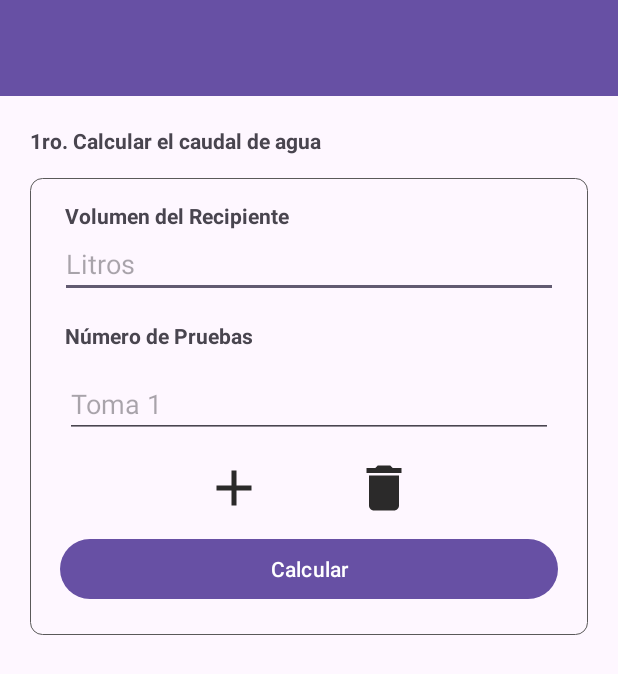
After one commit to alancarlossilvestre/aplicacion_ministerio_de_vivienda_pasco, an Android app: the AutocompensanteActivity screen opened directly, with no data from a screen before it, on a phone screen of 412 x 824 dp. The commit adds this screen. Shown: the top 674 px of the screen. Run offline under Robolectric (Android 15) with nearby library versions, the phone set to English and light mode, and no system bars.

Commit message:
interfaz de calculo de caudal termiando

```diff
--- /dev/null
+++ b/app/src/main/java/com/example/mv4/AutocompensanteActivity.kt
@@ -0,0 +1,41 @@
+package com.example.mv4
+
+import androidx.appcompat.app.AppCompatActivity
+import android.os.Bundle
+import android.view.View
+import android.widget.Button
+import android.widget.EditText
+import android.widget.ImageButton
+import android.widget.LinearLayout
+import androidx.appcompat.widget.AppCompatImageButton
+import androidx.appcompat.widget.AppCompatImageView
+import com.example.mv4.caudalautocompensante.InputManager
+
+
+class AutocompensanteActivity : AppCompatActivity() {
+    private lateinit var container: LinearLayout
+    private lateinit var addButton: AppCompatImageView
+    private lateinit var inputManager: InputManager
+    private lateinit var deletButton: AppCompatImageView
+
+
+    override fun onCreate(savedInstanceState: Bundle?) {
+        super.onCreate(savedInstanceState)
+        setContentView(R.layout.activity_autocompensante)
+        supportActionBar?.setDisplayHomeAsUpEnabled(true)
+
+        container = findViewById(R.id.textInputContainer)
+        addButton = findViewById(R.id.add)
+        deletButton = findViewById(R.id.quitar)
+
+        inputManager = InputManager(container)
+
+        addButton.setOnClickListener {
+            inputManager.addNewInput()
+        }
+        deletButton.setOnClickListener {
+            inputManager.deleteLastInput()
+        }
+    }
+
+}
--- a/app/src/main/java/com/example/mv4/UI/desinfeccion.kt
+++ b/app/src/main/java/com/example/mv4/UI/desinfeccion.kt
@@ -38,25 +38,28 @@ class desinfeccion : Fragment() {
             val intent = Intent(vista.context, base_cap_cmrp_rr::class.java)
             intent.putExtra("titulo_toolbar", "Captación")
             startActivity(intent)
+            activity?.overridePendingTransition(R.anim.slide_in_right, R.anim.slide_in_right)
 
         }
         botonCamRomPre?.setOnClickListener {
             val intent = Intent(vista.context, base_cap_cmrp_rr::class.java)
             intent.putExtra("titulo_toolbar", "Cámara Rompe Presión")
             startActivity(intent)
+            activity?.overridePendingTransition(R.anim.slide_in_right, R.anim.slide_in_right)
 
         }
         botonReserRect?.setOnClickListener {
             val intent = Intent(vista.context, base_cap_cmrp_rr::class.java)
             intent.putExtra("titulo_toolbar", "Reservorio Rectángular")
             startActivity(intent)
-
+            activity?.overridePendingTransition(R.anim.slide_in_right, R.anim.slide_in_right)
         }
 
         botonReserCirc?.setOnClickListener {
             val intent = Intent(vista.context, base_t_rc::class.java)
             intent.putExtra("titulo_toolbar", "Reservorio Circular")
             startActivity(intent)
+            activity?.overridePendingTransition(R.anim.slide_in_right, R.anim.slide_in_right)
 
         }
 
@@ -64,6 +67,7 @@ class desinfeccion : Fragment() {
             val intent = Intent(vista.context,base_t_rc::class.java)
             intent.putExtra("titulo_toolbar", "Tuberías")
             startActivity(intent)
+            activity?.overridePendingTransition(R.anim.slide_in_right, R.anim.slide_in_right)
         }
 
         return vista
--- a/app/src/main/java/com/example/mv4/bases/base_cap_cmrp_rr.kt
+++ b/app/src/main/java/com/example/mv4/bases/base_cap_cmrp_rr.kt
@@ -35,6 +35,8 @@ class base_cap_cmrp_rr : AppCompatActivity() {
         val mostrarResultadoVol = findViewById<TextView>(R.id.resultadoVolumen_cap_cmrp_rr)
         val buttoncalc = findViewById<Button>(R.id.buttonCalcReserRectan)
         val mostrarPesoCloro = findViewById<TextView>(R.id.resultadoPesoCloro)
+        //animacion
+
 
         buttoncalc.setOnClickListener {
             if (alturain.text.isNullOrEmpty() || anchoin.text.isNullOrEmpty() || largoin.text.isNullOrEmpty()) {
--- /dev/null
+++ b/app/src/main/res/drawable/baseline_add_24.xml
@@ -0,0 +1,5 @@
+<vector android:height="24dp" android:tint="#2B2A2A"
+    android:viewportHeight="24" android:viewportWidth="24"
+    android:width="24dp" xmlns:android="http://schemas.android.com/apk/res/android">
+    <path android:fillColor="@android:color/white" android:pathData="M19,13h-6v6h-2v-6H5v-2h6V5h2v6h6v2z"/>
+</vector>
--- /dev/null
+++ b/app/src/main/res/drawable/baseline_delete_24.xml
@@ -0,0 +1,5 @@
+<vector android:height="24dp" android:tint="#2B2A2A"
+    android:viewportHeight="24" android:viewportWidth="24"
+    android:width="24dp" xmlns:android="http://schemas.android.com/apk/res/android">
+    <path android:fillColor="@android:color/white" android:pathData="M6,19c0,1.1 0.9,2 2,2h8c1.1,0 2,-0.9 2,-2V7H6v12zM19,4h-3.5l-1,-1h-5l-1,1H5v2h14V4z"/>
+</vector>
--- /dev/null
+++ b/app/src/main/res/layout/activity_autocompensante.xml
@@ -0,0 +1,114 @@
+<?xml version="1.0" encoding="utf-8"?>
+<LinearLayout xmlns:android="http://schemas.android.com/apk/res/android"
+    xmlns:app="http://schemas.android.com/apk/res-auto"
+    xmlns:tools="http://schemas.android.com/tools"
+    android:layout_width="match_parent"
+    android:layout_height="match_parent"
+    android:orientation="vertical"
+    tools:context=".AutocompensanteActivity">
+
+    <androidx.appcompat.widget.Toolbar
+        android:layout_width="match_parent"
+        android:layout_height="?attr/actionBarSize"
+        android:id="@+id/toolbar"
+        android:background="?attr/colorPrimary"
+        android:title="@string/app_name"
+        />
+    <LinearLayout
+        android:layout_width="match_parent"
+        android:layout_height="match_parent"
+        android:padding="20dp"
+        android:orientation="vertical"
+        >
+    <TextView
+        android:layout_width="wrap_content"
+        android:layout_height="wrap_content"
+        android:text="1ro. Calcular el caudal de agua"
+        android:textStyle="bold"
+        />
+    <LinearLayout
+        android:layout_marginTop="15dp"
+        android:layout_width="match_parent"
+        android:layout_height="wrap_content"
+        android:orientation="vertical"
+        android:padding="10dp"
+        android:background="@drawable/border"
+        >
+
+        <TextView
+            android:layout_width="match_parent"
+            android:layout_height="match_parent"
+            android:text="Volumen del Recipiente"
+            android:layout_marginLeft="13dp"
+            android:layout_marginTop="5dp"
+            android:textStyle="bold"
+            />
+
+
+        <com.google.android.material.textfield.TextInputEditText
+            android:id="@+id/inputVolRecipCaudalAutocom"
+            android:layout_width="match_parent"
+            android:layout_height="wrap_content"
+            android:layout_marginLeft="10dp"
+            android:layout_marginRight="10dp"
+            android:layout_marginBottom="15dp"
+            android:inputType="numberDecimal"
+            android:hint="Litros" />
+
+        <TextView
+            android:layout_width="match_parent"
+            android:layout_height="match_parent"
+            android:text="Número de Pruebas"
+            android:textStyle="bold"
+            android:layout_marginLeft="13dp"
+            />
+
+        <LinearLayout
+            android:id="@+id/textInputContainer"
+            android:layout_width="match_parent"
+            android:layout_height="match_parent"
+            android:orientation="vertical"
+            android:padding="13dp"
+            >
+            <com.google.android.material.textfield.TextInputEditText
+                android:id="@+id/inputEditText"
+                android:layout_width="match_parent"
+                android:layout_height="wrap_content"
+                android:layout_weight="1"
+                android:hint="Toma 1"
+                android:inputType="number"
+                />
+
+        </LinearLayout>
+        <LinearLayout
+            android:layout_width="match_parent"
+            android:layout_height="match_parent"
+            android:gravity="center"
+            >
+        <ImageView
+            android:id="@+id/add"
+            android:layout_width="40dp"
+            android:layout_height="40dp"
+            android:src="@drawable/baseline_add_24"
+            android:layout_marginRight="30dp"
+            />
+        <ImageView
+            android:id="@+id/quitar"
+            android:layout_width="40dp"
+            android:layout_height="40dp"
+            android:src="@drawable/baseline_delete_24"
+            android:layout_marginLeft="30dp"
+            />
+        </LinearLayout>
+        <Button
+            android:id="@+id/buttonCalcTuberias"
+            android:layout_width="match_parent"
+            android:layout_height="wrap_content"
+            android:layout_margin="10dp"
+            android:text="Calcular" />
+
+    </LinearLayout>
+    </LinearLayout>
+
+
+</LinearLayout>
--- a/gradle.properties
+++ b/gradle.properties
@@ -15,6 +15,7 @@ org.gradle.jvmargs=-Xmx2048m -Dfile.encoding=UTF-8
 # Android operating system, and which are packaged with your app's APK
 # https://developer.android.com/topic/libraries/support-library/androidx-rn
 android.useAndroidX=true
+android.enableJetifier=true
 # Kotlin code style for this project: "official" or "obsolete":
 kotlin.code.style=official
 # Enables namespacing of each library's R class so that its R class includes only the
```
Also changed, not shown: app/src/main/AndroidManifest.xml (+11 -32 lines), app/src/main/java/com/example/mv4/UI/cloracion.kt (+17 -40 lines), app/src/main/java/com/example/mv4/autocompensante/calculo_caudal_Autocom_Fragment.kt (added, +60 -0 lines), app/src/main/java/com/example/mv4/caudalautocompensante/InputManager.kt (added, +30 -0 lines), app/src/main/res/anim/slide_in_right.xml (added, +8 -0 lines), app/src/main/res/layout/fragment_calculo_caudal__autocom_.xml (added, +14 -0 lines), app/src/main/res/layout/fragment_cloracion.xml (+41 -5 lines), 1 other file.
